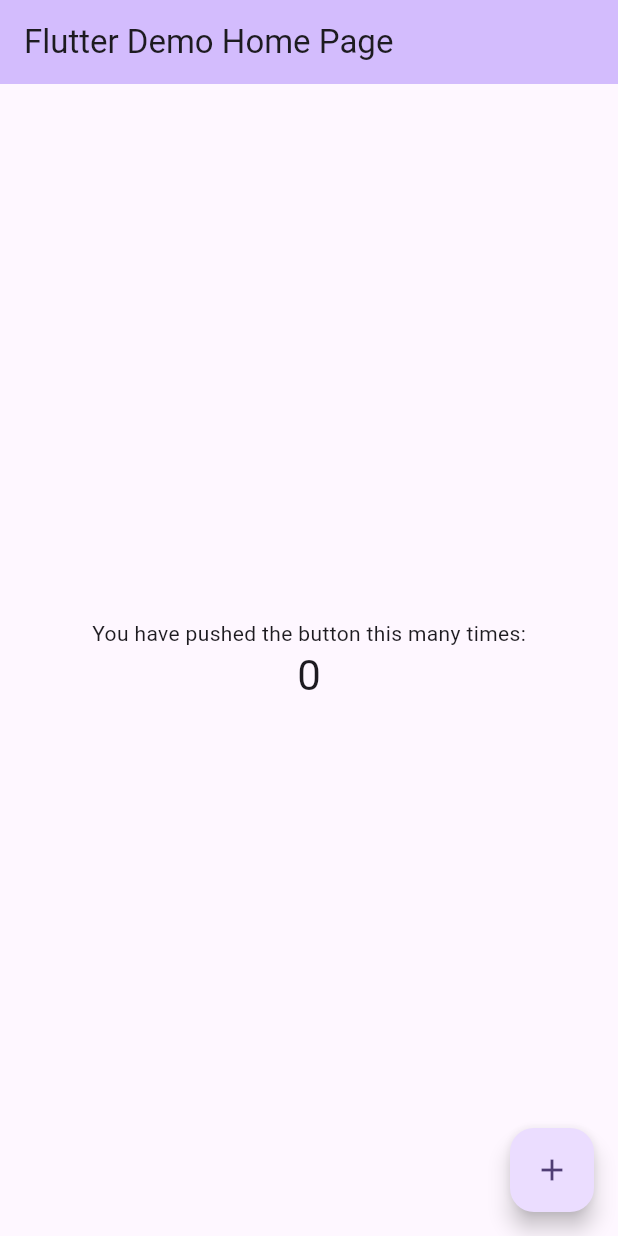
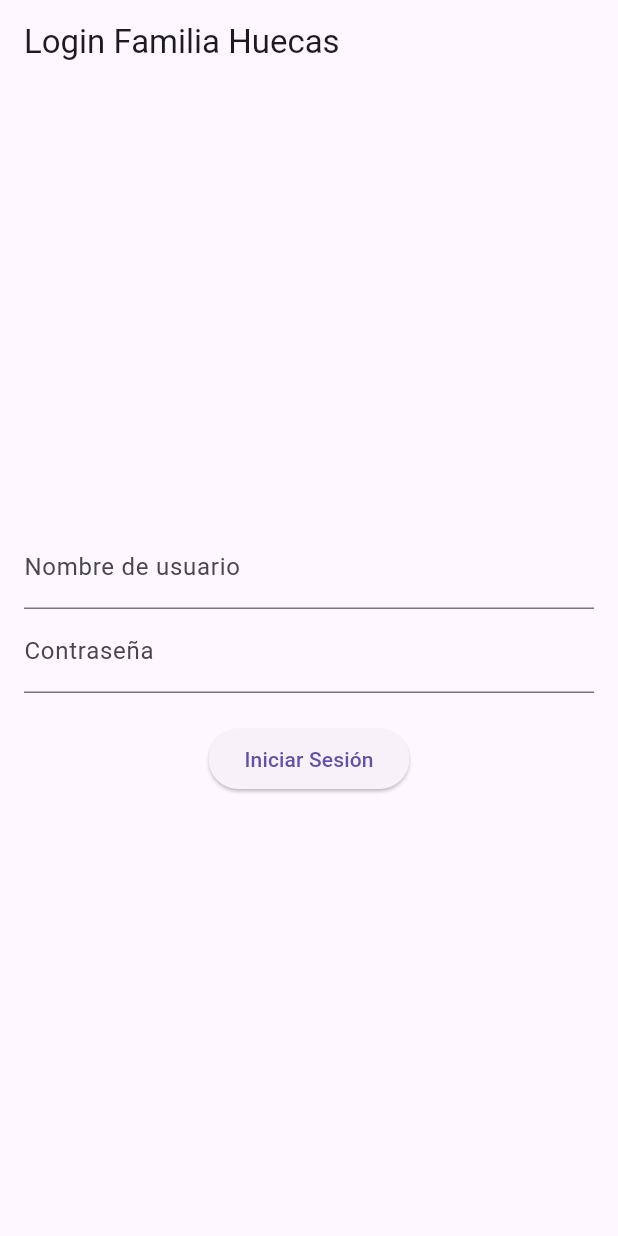
Before and after one commit to familiahuecas/frontend, a Flutter app: the screen it shows after launch, on a phone screen of 412 x 824 dp. Run offline on Flutter 3.47's test engine with Material 3 defaults, Android fonts, the phone set to English and light mode, and no system bars; our stand-ins replace shared_preferences.

Commit message:
arquitectura para movil y web funcionando -Login

```diff
--- a/lib/main.dart
+++ b/lib/main.dart
@@ -1,125 +1,16 @@
 import 'package:flutter/material.dart';
+import 'screen/login_screen.dart';
 
 void main() {
-  runApp(const MyApp());
+  runApp(MyApp());
 }
 
 class MyApp extends StatelessWidget {
-  const MyApp({super.key});
-
-  // This widget is the root of your application.
   @override
   Widget build(BuildContext context) {
     return MaterialApp(
-      title: 'Flutter Demo',
-      theme: ThemeData(
-        // This is the theme of your application.
-        //
-        // TRY THIS: Try running your application with "flutter run". You'll see
-        // the application has a purple toolbar. Then, without quitting the app,
-        // try changing the seedColor in the colorScheme below to Colors.green
-        // and then invoke "hot reload" (save your changes or press the "hot
-        // reload" button in a Flutter-supported IDE, or press "r" if you used
-        // the command line to start the app).
-        //
-        // Notice that the counter didn't reset back to zero; the application
-        // state is not lost during the reload. To reset the state, use hot
-        // restart instead.
-        //
-        // This works for code too, not just values: Most code changes can be
-        // tested with just a hot reload.
-        colorScheme: ColorScheme.fromSeed(seedColor: Colors.deepPurple),
-        useMaterial3: true,
-      ),
-      home: const MyHomePage(title: 'Flutter Demo Home Page'),
+      title: 'Familia Huecas Login',
+      home: LoginScreen(),
     );
   }
 }
-
-class MyHomePage extends StatefulWidget {
-  const MyHomePage({super.key, required this.title});
-
-  // This widget is the home page of your application. It is stateful, meaning
-  // that it has a State object (defined below) that contains fields that affect
-  // how it looks.
-
-  // This class is the configuration for the state. It holds the values (in this
-  // case the title) provided by the parent (in this case the App widget) and
-  // used by the build method of the State. Fields in a Widget subclass are
-  // always marked "final".
-
-  final String title;
-
-  @override
-  State<MyHomePage> createState() => _MyHomePageState();
-}
-
-class _MyHomePageState extends State<MyHomePage> {
-  int _counter = 0;
-
-  void _incrementCounter() {
-    setState(() {
-      // This call to setState tells the Flutter framework that something has
-      // changed in this State, which causes it to rerun the build method below
-      // so that the display can reflect the updated values. If we changed
-      // _counter without calling setState(), then the build method would not be
-      // called again, and so nothing would appear to happen.
-      _counter++;
-    });
-  }
-
-  @override
-  Widget build(BuildContext context) {
-    // This method is rerun every time setState is called, for instance as done
-    // by the _incrementCounter method above.
-    //
-    // The Flutter framework has been optimized to make rerunning build methods
-    // fast, so that you can just rebuild anything that needs updating rather
-    // than having to individually change instances of widgets.
-    return Scaffold(
-      appBar: AppBar(
-        // TRY THIS: Try changing the color here to a specific color (to
-        // Colors.amber, perhaps?) and trigger a hot reload to see the AppBar
-        // change color while the other colors stay the same.
-        backgroundColor: Theme.of(context).colorScheme.inversePrimary,
-        // Here we take the value from the MyHomePage object that was created by
-        // the App.build method, and use it to set our appbar title.
-        title: Text(widget.title),
-      ),
-      body: Center(
-        // Center is a layout widget. It takes a single child and positions it
-        // in the middle of the parent.
-        child: Column(
-          // Column is also a layout widget. It takes a list of children and
-          // arranges them vertically. By default, it sizes itself to fit its
-          // children horizontally, and tries to be as tall as its parent.
-          //
-          // Column has various properties to control how it sizes itself and
-          // how it positions its children. Here we use mainAxisAlignment to
-          // center the children vertically; the main axis here is the vertical
-          // axis because Columns are vertical (the cross axis would be
-          // horizontal).
-          //
-          // TRY THIS: Invoke "debug painting" (choose the "Toggle Debug Paint"
-          // action in the IDE, or press "p" in the console), to see the
-          // wireframe for each widget.
-          mainAxisAlignment: MainAxisAlignment.center,
-          children: <Widget>[
-            const Text(
-              'You have pushed the button this many times:',
-            ),
-            Text(
-              '$_counter',
-              style: Theme.of(context).textTheme.headlineMedium,
-            ),
-          ],
-        ),
-      ),
-      floatingActionButton: FloatingActionButton(
-        onPressed: _incrementCounter,
-        tooltip: 'Increment',
-        child: const Icon(Icons.add),
-      ), // This trailing comma makes auto-formatting nicer for build methods.
-    );
-  }
-}
--- /dev/null
+++ b/lib/model/user.dart
@@ -0,0 +1,26 @@
+import 'dart:core';
+import 'package:json_annotation/json_annotation.dart';
+
+part 'user.g.dart';
+
+@JsonSerializable()
+class User {
+  int id;
+  String name;
+  String email;
+  bool enabled;
+  List<String> roles;
+  String messaje;
+
+  User({
+    required this.id,
+    required this.name,
+    required this.email,
+    required this.enabled,
+    required this.roles,
+    required this.messaje,
+  });
+
+  factory User.fromJson(Map<String, dynamic> json) => _$UserFromJson(json);
+  Map<String, dynamic> toJson() => _$UserToJson(this);
+}
--- /dev/null
+++ b/lib/screen/login_screen.dart
@@ -0,0 +1,97 @@
+import 'package:flutter/material.dart';
+import '../apirest/api_service.dart';
+import 'home_screen.dart';
+
+class LoginScreen extends StatefulWidget {
+  @override
+  _LoginScreenState createState() => _LoginScreenState();
+}
+
+class _LoginScreenState extends State<LoginScreen> {
+  final TextEditingController _nameController = TextEditingController();
+  final TextEditingController _passwordController = TextEditingController();
+  final ApiService apiService = ApiService();
+  bool _isLoading = false;
+  String? _errorMessage;
+
+  Future<void> _login() async {
+    setState(() {
+      _isLoading = true;
+      _errorMessage = null;
+    });
+
+    try {
+      // Llamada al servicio de login sin el token
+      final response = await apiService.post(
+        '/auth/login',
+        {
+          'name': _nameController.text,
+          'password': _passwordController.text,
+        },
+        requiresAuth: false, // Aquí se indica que no se requiere el token
+      );
+
+      setState(() {
+        _isLoading = false;
+      });
+
+      final token = response['token'];
+      await apiService.saveToken(token);
+
+      print('Token recibido: $token');
+
+      // Redirige a la siguiente pantalla
+      Navigator.pushReplacement(
+        context,
+        MaterialPageRoute(builder: (context) => HomeScreen(token: token)),
+      );
+    } catch (e) {
+      setState(() {
+        _isLoading = false;
+        _errorMessage = e.toString();
+      });
+    }
+  }
+
+
+  @override
+  Widget build(BuildContext context) {
+    return Scaffold(
+      appBar: AppBar(
+        title: Text('Login Familia Huecas'),
+      ),
+      body: Padding(
+        padding: const EdgeInsets.all(16.0),
+        child: Column(
+          mainAxisAlignment: MainAxisAlignment.center,
+          children: [
+            TextField(
+              controller: _nameController,
+              decoration: InputDecoration(labelText: 'Nombre de usuario'),
+            ),
+            TextField(
+              controller: _passwordController,
+              decoration: InputDecoration(labelText: 'Contraseña'),
+              obscureText: true,
+            ),
+            SizedBox(height: 20),
+            _isLoading
+                ? CircularProgressIndicator()
+                : ElevatedButton(
+              onPressed: _login,
+              child: Text('Iniciar Sesión'),
+            ),
+            if (_errorMessage != null)
+              Padding(
+                padding: const EdgeInsets.only(top: 16.0),
+                child: Text(
+                  _errorMessage!,
+                  style: TextStyle(color: Colors.red),
+                ),
+              ),
+          ],
+        ),
+      ),
+    );
+  }
+}
```
Also changed, not shown: lib/apirest/api_service.dart (added, +77 -0 lines), lib/screen/home_screen.dart (added, +66 -0 lines), pubspec.yaml (+8 -72 lines), backoffice.env (added), lib/model/user.g.dart (added), pubspec.lock, 9 other files.
